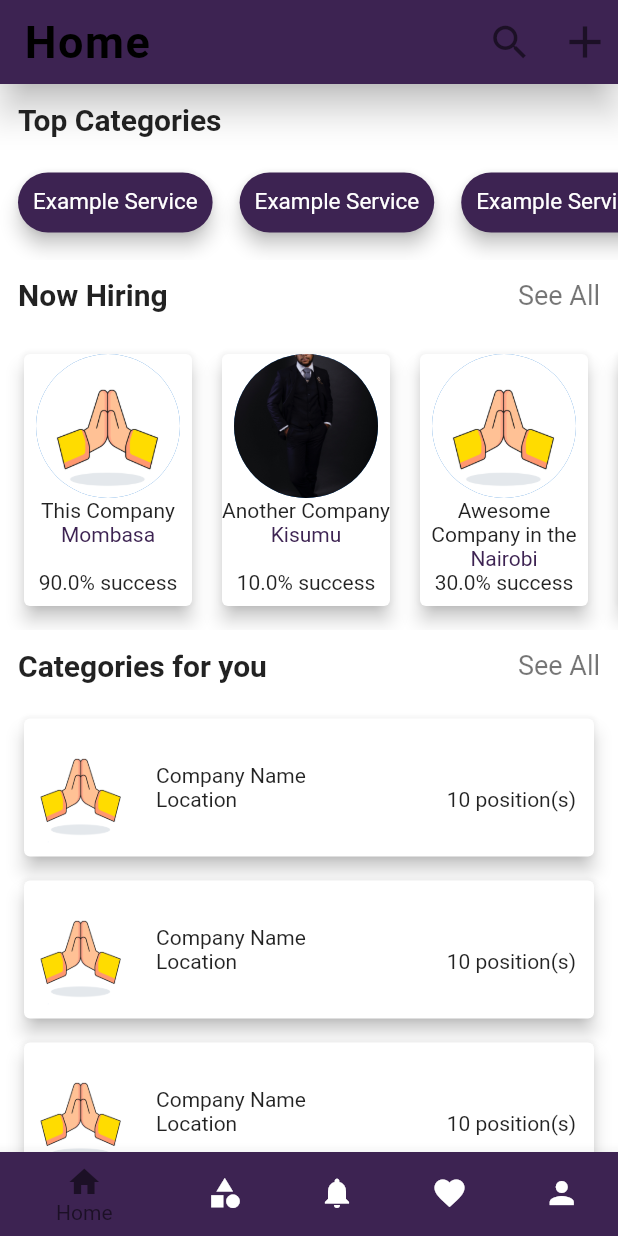
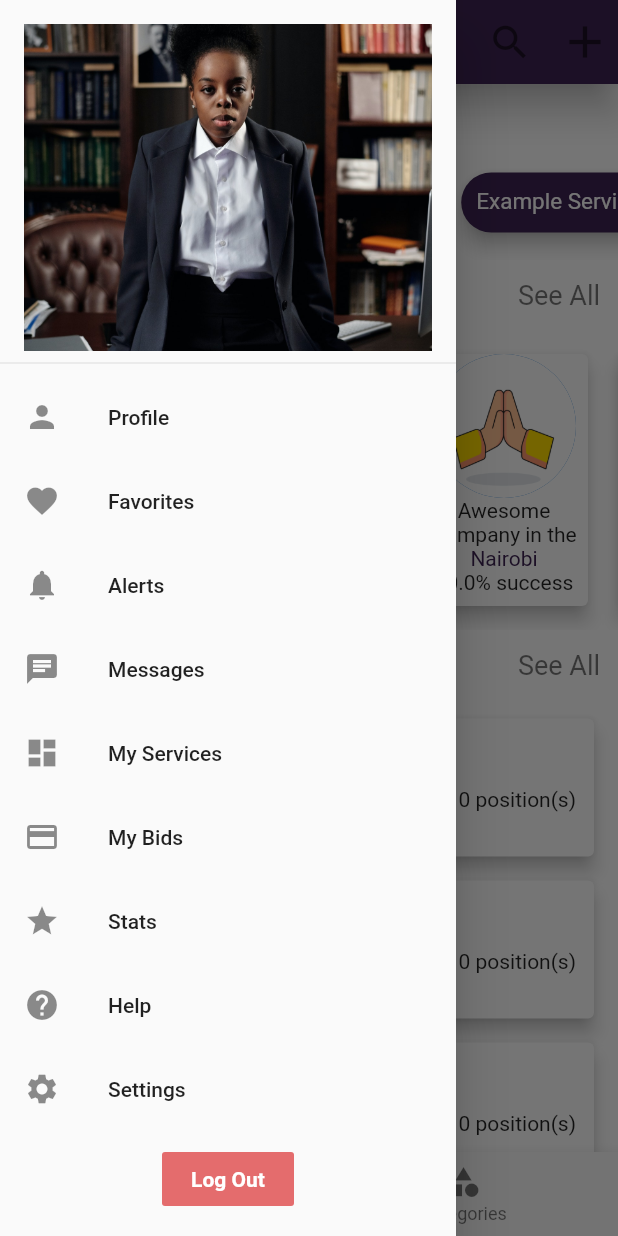
Before and after one commit to RobertoPotato/servio, a Flutter app: the screen it shows after launch, with the side drawer open (before the commit the screen has no drawer), on a phone screen of 412 x 824 dp. Run offline on Flutter 3.47's test engine with Material 2 defaults, Android fonts, the phone set to English and light mode, and no system bars; our stand-ins replace flutter_form_builder, google_maps_flutter, settings_ui.

Commit message:
Major UI changes, moved most screens from bottom nav to drawer

```diff
--- a/lib/main.dart
+++ b/lib/main.dart
@@ -11,6 +11,9 @@ import 'screens/alerts_details_screens/job_detail.dart';
 import 'screens/settings_screen.dart';
 import 'screens/alerts_details_screens/info_detail.dart';
 import 'screens/make_bid_screen.dart';
+import 'screens/profile.dart';
+import 'screens/favorites.dart';
+import 'screens/alerts.dart';
 
 void main() => runApp(MyApp());
 
@@ -37,12 +40,15 @@ class MyApp extends StatelessWidget {
         RegisterScreen.id: (context) => RegisterScreen(),
         LoginScreen.id: (context) => LoginScreen(),
         MainParentScreen.id: (context) => MainParentScreen(),
-        RequestServicePage.id : (context) => RequestServicePage(),
+        RequestServicePage.id: (context) => RequestServicePage(),
         //MakeBidScreen.id : (context) => MakeBidScreen(),
-        BidDetails.id : (context) => BidDetails(),
+        BidDetails.id: (context) => BidDetails(),
         //JobDetails.id : (context) => JobDetails(),
-        SettingsScreen.id : (context) => SettingsScreen(),
-        InfoDetailsScreen.id : (context) => InfoDetailsScreen(),
+        SettingsScreen.id: (context) => SettingsScreen(),
+        InfoDetailsScreen.id: (context) => InfoDetailsScreen(),
+        ProfileScreen.id: (context) => ProfileScreen(),
+        FavoritesScreen.id :  (context) => FavoritesScreen(),
+        AlertsScreen.id : (context) => AlertsScreen(),
       },
     );
   }
--- a/lib/screens/alerts.dart
+++ b/lib/screens/alerts.dart
@@ -23,12 +23,11 @@ class _AlertsScreenState extends State<AlertsScreen> {
   Widget build(BuildContext context) {
     return SafeArea(
       child: DefaultTabController(
-        length: 3,
+        length: 2,
         child: Scaffold(
           appBar: AppBar(
             bottom: TabBar(
               tabs: <Widget>[
-                Tab(text: kJobs),
                 Tab(text: kBids),
                 Tab(text: kInformation),
               ],
@@ -36,8 +35,6 @@ class _AlertsScreenState extends State<AlertsScreen> {
           ),
           body: TabBarView(
             children: <Widget>[
-              //JOBS TAB
-              JobsTab(),
               //BIDS TAB
               BidsTab(),
               //ALERTS TAB
--- a/lib/screens/parent_screen.dart
+++ b/lib/screens/parent_screen.dart
@@ -28,38 +28,102 @@ class _MainParentScreenState extends State<MainParentScreen> {
     Categories(),
     AlertsScreen(),
     FavoritesScreen(),
-    ProfileScreen()
   ];
 
   @override
   Widget build(BuildContext context) {
     return Scaffold(
-      body: _screens[_selectedIndex],//body will be whatever screen is represented by the index
+      drawer: Drawer(
+        child: ListView(
+          children: [
+            Container(
+              height: 250.0,
+              child: DrawerHeader(
+                child: Image.asset(
+                  'images/business_woman.jpg',
+                  fit: BoxFit.fitWidth,
+                ),
+              ),
+            ),
+            ListTile(
+              title: Text('Profile'),
+              leading: Icon(Icons.person),
+              onTap: (){
+                Navigator.pushNamed(context, ProfileScreen.id);
+              },
+            ),
+            ListTile(
+              title: Text('Favorites'),
+              leading: Icon(Icons.favorite),
+              onTap: (){
+                Navigator.pushNamed(context, FavoritesScreen.id);
+              },
+            ),
+            ListTile(
+              title: Text('Alerts'),
+              leading: Icon(Icons.notifications),
+              onTap: (){
+                Navigator.pushNamed(context, AlertsScreen.id);
+              },
+            ),
+            ListTile(
+              title: Text('Messages'),
+              leading: Icon(Icons.chat),
+            ),
+            ListTile(
+              title: Text('My Services'),
+              leading: Icon(Icons.dashboard),
+            ),
+            ListTile(
+              title: Text('My Bids'),
+              leading: Icon(Icons.payment),
+            ),
+            ListTile(
+              title: Text('Stats'),
+              leading: Icon(Icons.grade),
+            ),
+            ListTile(
+              title: Text('Help'),
+              leading: Icon(Icons.help),
+            ),
+            ListTile(
+              title: Text('Settings'),
+              leading: Icon(Icons.settings),
+            ),
+            Container(
+              alignment: Alignment.bottomCenter,
+              child: Padding(
+                padding: const EdgeInsets.all(8.0),
+                child: FlatButton(
+                  color: kRedAlert,
+                  onPressed: () {
+                    print('Log user out');
+                  },
+                  child: Text(
+                    'Log Out',
+                    style: TextStyle(
+                      color: Colors.white,
+                      fontWeight: FontWeight.bold,
+                    ),
+                  ),
+                ),
+              ),
+            )
+          ],
+        ),
+      ),
+      body: _screens[
+          _selectedIndex], //body will be whatever screen is represented by the index
       bottomNavigationBar: BottomNavigationBar(
         items: const <BottomNavigationBarItem>[
           BottomNavigationBarItem(
-            icon: Icon(Icons.home), //todo Return this => icon: Icon(Icons.home),
+            icon: Icon(Icons.home),
             title: Text('Home'),
             backgroundColor: kPrimaryColor,
           ),
           BottomNavigationBarItem(
-            icon: Icon(Icons.category), //todo Return this => icon: Icon(Icons.home),
+            icon: Icon(Icons.category),
             title: Text('Categories'),
-            backgroundColor: kPrimaryColor,
-          ),
-          BottomNavigationBarItem(
-            icon: Icon(Icons.notifications),
-            title: Text('Alerts'),
-            backgroundColor: kPrimaryColor,
-          ),
-          BottomNavigationBarItem(
-            icon: Icon(Icons.favorite),
-            title: Text('Favorites'),
-            backgroundColor: kPrimaryColor,
-          ),
-          BottomNavigationBarItem(
-            icon: Icon(Icons.person),
-            title: Text('Profile'),
             backgroundColor: kPrimaryColor,
           ),
         ],
```
Also changed, not shown: lib/constants.dart (+9 -0 lines).
